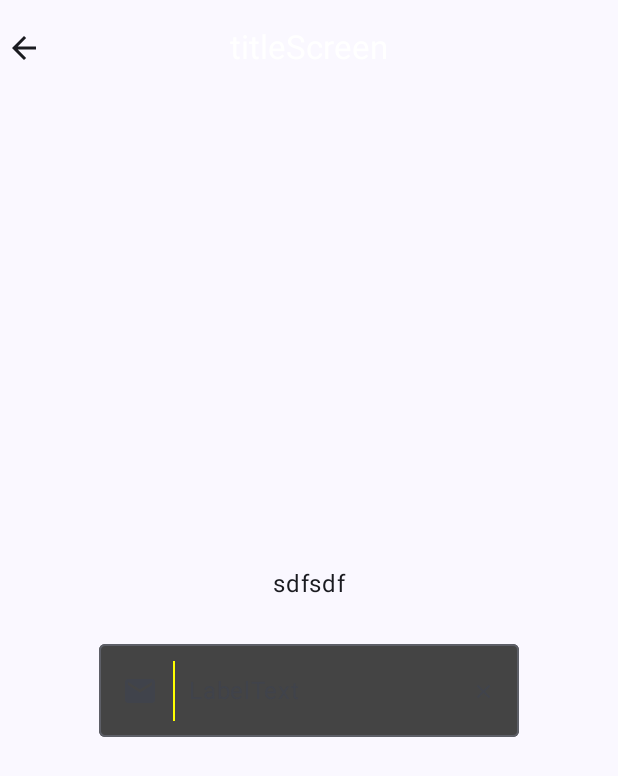
After one commit to kaiku0125/Android-CryptoSpot, an Android app built with Jetpack Compose: the composable PocketHomeworkScreen shown on its own in the app's theme, on a phone screen of 412 x 824 dp. The commit adds this screen. Shown: the top 776 px of the screen. Run offline under Robolectric (Android 15) with nearby library versions, the light colour scheme and no system bars; our stand-ins replace Timber, accompanist, sdp/ssp sizes; network calls fail; 1 statement that could not run was skipped.

Commit message:
[merge] Merge conflict

```diff
--- a/app/src/main/java/com/kaiku/cryptospot/presentation/MainActivity.kt
+++ b/app/src/main/java/com/kaiku/cryptospot/presentation/MainActivity.kt
@@ -22,6 +22,7 @@
 import com.kaiku.cryptospot.presentation.home.HomeScreen
 import com.kaiku.cryptospot.presentation.login.LoginScreen
 import com.kaiku.cryptospot.presentation.test.*
+import com.kaiku.cryptospot.presentation.pocket_hw.PocketHomeworkScreen
 import com.kaiku.cryptospot.presentation.theme.CryptoSpotTheme
 import com.kaiku.cryptospot.utils.ScreenAnimation.screenSlideEnter
 import com.kaiku.cryptospot.utils.ScreenAnimation.screenSlideExit
@@ -107,6 +108,7 @@
                     isTesting = isTesting
                 )
             }
+
         }
 
     }
--- /dev/null
+++ b/app/src/main/java/com/kaiku/cryptospot/presentation/pocket_hw/PocketHomeworkScreen.kt
@@ -0,0 +1,179 @@
+package com.kaiku.cryptospot.presentation.pocket_hw
+
+import androidx.compose.foundation.background
+import androidx.compose.foundation.clickable
+import androidx.compose.foundation.interaction.MutableInteractionSource
+import androidx.compose.foundation.layout.*
+import androidx.compose.foundation.shape.RoundedCornerShape
+import androidx.compose.foundation.text.KeyboardActions
+import androidx.compose.foundation.text.KeyboardOptions
+import androidx.compose.material.icons.Icons
+import androidx.compose.material.icons.filled.ArrowBack
+import androidx.compose.material.icons.filled.Close
+import androidx.compose.material.icons.filled.Email
+import androidx.compose.material3.*
+import androidx.compose.runtime.*
+import androidx.compose.ui.Alignment
+import androidx.compose.ui.Modifier
+import androidx.compose.ui.focus.onFocusChanged
+import androidx.compose.ui.graphics.Color
+import androidx.compose.ui.graphics.vector.ImageVector
+import androidx.compose.ui.platform.LocalFocusManager
+import androidx.compose.ui.text.input.ImeAction
+import androidx.compose.ui.text.input.KeyboardType
+import androidx.compose.ui.text.input.TextFieldValue
+import androidx.compose.ui.unit.dp
+import androidx.navigation.NavController
+import timber.log.Timber
+
+@OptIn(ExperimentalMaterial3Api::class)
+@Composable
+fun PocketHomeworkScreen() {
+    val hideKeyboard = remember { mutableStateOf(false) }
+    val interactionSource = remember { MutableInteractionSource() }
+
+    Scaffold(
+        modifier = Modifier.fillMaxSize(),
+        topBar = {
+            CenterAlignedTopAppBar(
+                title = {
+                    Text(
+                        text = "titleScreen",
+                        color = Color.White
+                    )
+                },
+                navigationIcon = {
+                    Icon(imageVector = Icons.Default.ArrowBack, contentDescription = null)
+                },
+            )
+
+        }
+    ) { paddingValues ->
+        Column(
+            modifier = Modifier
+                .padding(paddingValues)
+                .fillMaxSize()
+                .clickable(
+                    interactionSource = interactionSource,
+                    indication = null
+                ) {
+                    hideKeyboard.value = true
+                },
+            verticalArrangement = Arrangement.Center,
+            horizontalAlignment = Alignment.CenterHorizontally
+        ) {
+            Text(text = "sdfsdf")
+            Spacer(
+                modifier = Modifier
+                    .background(color = Color.Red)
+                    .height(20.dp)
+            )
+            PocketTextField(
+                hideKeyboard = hideKeyboard.value
+            ) {
+                hideKeyboard.value = false
+            }
+            Spacer(
+                modifier = Modifier
+                    .background(color = Color.Red)
+                    .height(20.dp)
+            )
+        }
+    }
+}
+
+@OptIn(ExperimentalMaterial3Api::class)
+@Composable
+fun PocketTextField(
+    icon: ImageVector = Icons.Default.Email,
+    labelText: String = "LabelText",
+    placeholder: String = "placeHolder",
+    hideKeyboard: Boolean,
+    onFocusClear: () -> Unit
+) {
+
+    val text = remember { mutableStateOf(TextFieldValue("")) }
+    val focusManager = LocalFocusManager.current
+
+    OutlinedTextField(
+        modifier = Modifier.height(70.dp),
+        value = text.value,
+        onValueChange = {
+            text.value = it
+        },
+        label = { Text(text = labelText) },
+        placeholder = { Text(text = placeholder) },
+        leadingIcon = {
+            Row(
+                modifier = Modifier
+                    .fillMaxHeight(),
+                verticalAlignment = Alignment.CenterVertically
+            ) {
+                Spacer(modifier = Modifier.width(5.dp))
+                Icon(
+                    imageVector = icon,
+                    contentDescription = null,
+                    modifier = Modifier.padding(horizontal = 10.dp)
+                )
+                Divider(
+                    modifier = Modifier
+                        .height(40.dp)
+                        .padding()
+                        .width(1.dp),
+                    color = Color.Yellow,
+                )
+                Spacer(modifier = Modifier.width(5.dp))
+            }
+        },
+        trailingIcon = {
+            IconButton(onClick = { text.value = TextFieldValue("") }) {
+                Icon(
+                    imageVector = Icons.Filled.Close,
+                    contentDescription = null,
+                    modifier = Modifier.size(15.dp)
+                )
+            }
+        },
+        singleLine = true,
+        keyboardOptions = KeyboardOptions(
+            keyboardType = KeyboardType.Email,
+            imeAction = ImeAction.Done
+        ),
+        keyboardActions = KeyboardActions(onDone = {
+            focusManager.clearFocus()
+        }),
+        colors = TextFieldDefaults.outlinedTextFieldColors(
+            containerColor = Color.DarkGray
+        )
+
+    )
+    if (hideKeyboard) {
+        focusManager.clearFocus()
+        onFocusClear.invoke()
+    }
+
+
+}
+
+@Composable
+fun OutlinedTextFieldBackground(
+    color: Color,
+    content: @Composable () -> Unit
+) {
+    // This box just wraps the background and the OutlinedTextField
+    Box {
+        // This box works as background
+        Box(
+            modifier = Modifier
+                .matchParentSize()
+                .padding(top = 8.dp) // adding some space to the label
+                .background(
+                    color,
+                    // rounded corner to match with the OutlinedTextField
+                    shape = RoundedCornerShape(4.dp)
+                )
+        )
+        // OutlineTextField will be the content...
+        content()
+    }
+}
```
Also changed, not shown: 30 other files.
